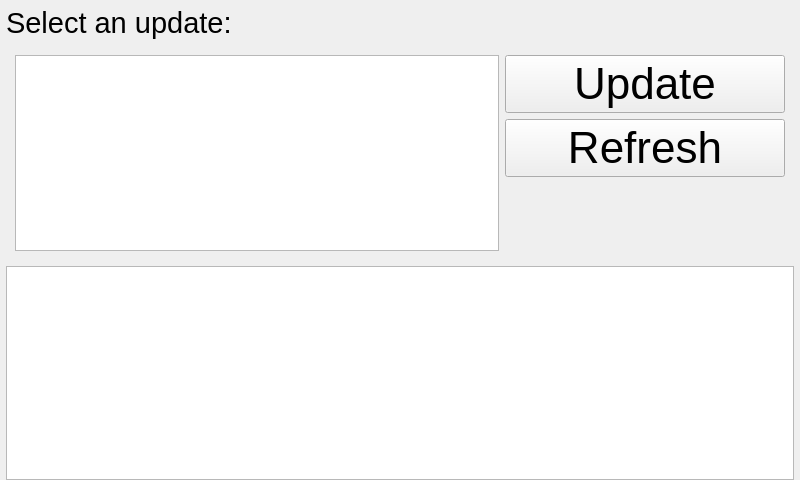
The window that ui/WallabyUpdateWidget.ui (kipr/botui) describes before a commit, drawn with Qt 5.
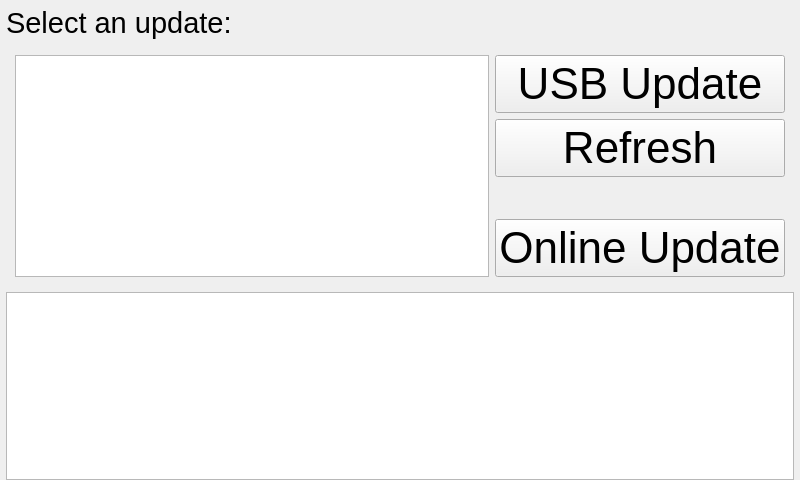
The same window after the commit. Icons and pictures are not drawn. Custom widgets are drawn as their Qt base class.

Commit message: Added Update Online Button

```diff
--- a/ui/WallabyUpdateWidget.ui
+++ b/ui/WallabyUpdateWidget.ui
@@ -66,7 +66,7 @@
            </font>
           </property>
           <property name="text">
-           <string>Update</string>
+           <string>USB Update</string>
           </property>
           <property name="icon">
            <iconset resource="../rc/icons.qrc">
@@ -115,6 +115,18 @@
           </property>
          </spacer>
         </item>
+        <item>
+         <widget class="QPushButton" name="ethernet">
+          <property name="font">
+           <font>
+            <pointsize>33</pointsize>
+           </font>
+          </property>
+          <property name="text">
+           <string>Online Update</string>
+          </property>
+         </widget>
+        </item>
        </layout>
       </item>
      </layout>
```
Left out of the diff: 4 changed lines with no effect on the pictures.
